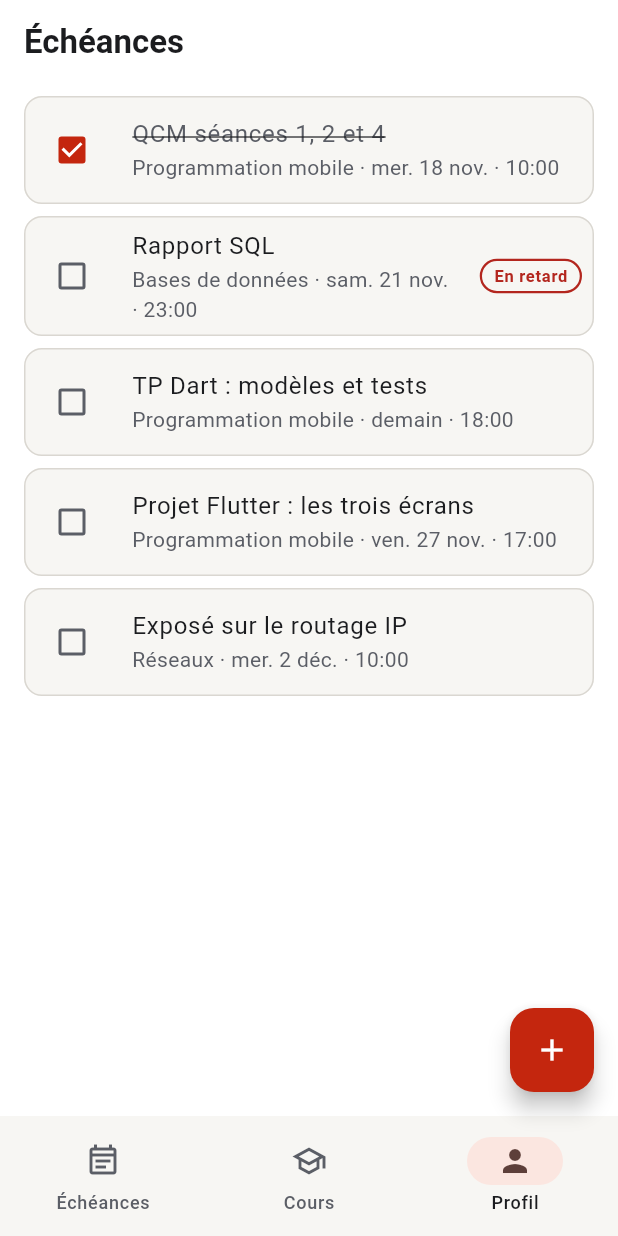
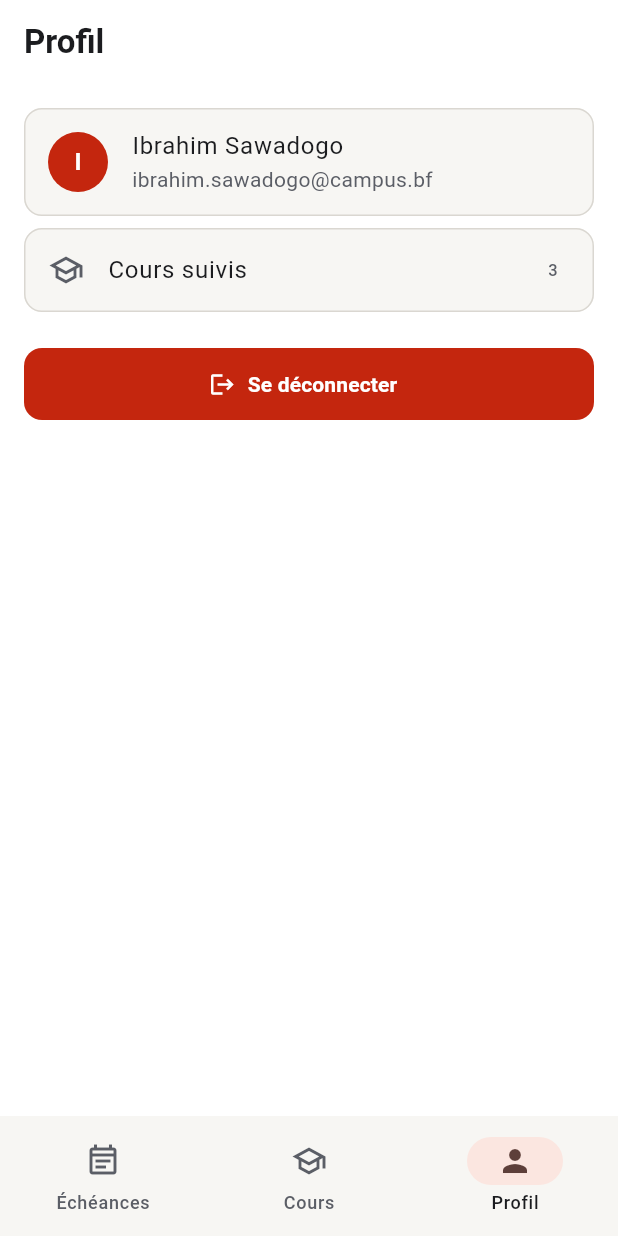
Before and after one commit to armelbelem/campusflow, a Flutter app: the screen it shows after launch, item 3 of the bottom bar chosen, on a phone screen of 412 x 824 dp. Run offline on Flutter 3.47's test engine with Material 3 defaults, Android fonts, the phone set to English and light mode, and no system bars; our stand-ins replace flutter_riverpod, go_router.

Commit message:
Séance 6 : routes GoRouter (/login, /taches, /taches/nouvelle, /taches/:id, /cours, /profil) et ShellRoute avec la barre de navigation
Co-Authored-By: Claude Opus 5.5 <noreply@anthropic.com>

```diff
--- /dev/null
+++ b/app/lib/core/app_shell.dart
@@ -0,0 +1,87 @@
+import 'package:flutter/material.dart';
+import 'package:go_router/go_router.dart';
+
+/// Les trois destinations de la barre de navigation.
+const _destinations = [
+  (
+    chemin: '/taches',
+    libelle: 'Échéances',
+    icone: Icons.event_note_outlined,
+    iconeActive: Icons.event_note,
+  ),
+  (
+    chemin: '/cours',
+    libelle: 'Cours',
+    icone: Icons.school_outlined,
+    iconeActive: Icons.school,
+  ),
+  (
+    chemin: '/profil',
+    libelle: 'Profil',
+    icone: Icons.person_outline,
+    iconeActive: Icons.person,
+  ),
+];
+
+/// Enveloppe des écrans principaux (ShellRoute) : barre de navigation en bas
+/// sur téléphone, rail à gauche à partir de 600 dp. Pas de Scaffold ici :
+/// chaque écran garde le sien.
+class AppShell extends StatelessWidget {
+  const AppShell({super.key, required this.chemin, required this.child});
+
+  final String chemin;
+  final Widget child;
+
+  @override
+  Widget build(BuildContext context) {
+    final index = _destinations
+        .indexWhere((d) => chemin.startsWith(d.chemin))
+        .clamp(0, _destinations.length - 1);
+    void aller(int i) => context.go(_destinations[i].chemin);
+
+    return Material(
+      child: LayoutBuilder(
+        builder: (context, constraints) {
+          if (constraints.maxWidth < 600) {
+            return Column(
+              children: [
+                Expanded(child: child),
+                NavigationBar(
+                  selectedIndex: index,
+                  onDestinationSelected: aller,
+                  destinations: [
+                    for (final d in _destinations)
+                      NavigationDestination(
+                        icon: Icon(d.icone),
+                        selectedIcon: Icon(d.iconeActive),
+                        label: d.libelle,
+                      ),
+                  ],
+                ),
+              ],
+            );
+          }
+          return Row(
+            children: [
+              NavigationRail(
+                selectedIndex: index,
+                onDestinationSelected: aller,
+                labelType: NavigationRailLabelType.all,
+                destinations: [
+                  for (final d in _destinations)
+                    NavigationRailDestination(
+                      icon: Icon(d.icone),
+                      selectedIcon: Icon(d.iconeActive),
+                      label: Text(d.libelle),
+                    ),
+                ],
+              ),
+              const VerticalDivider(width: 1),
+              Expanded(child: child),
+            ],
+          );
+        },
+      ),
+    );
+  }
+}
--- /dev/null
+++ b/app/lib/core/router.dart
@@ -0,0 +1,59 @@
+import 'package:campusflow_models/campusflow_models.dart';
+import 'package:flutter/material.dart';
+import 'package:flutter_riverpod/flutter_riverpod.dart';
+import 'package:go_router/go_router.dart';
+
+import '../features/auth/presentation/login_screen.dart';
+import '../features/cours/presentation/cours_screen.dart';
+import '../features/profil/presentation/profil_screen.dart';
+import '../features/taches/data/donnees_demo.dart';
+import '../features/taches/presentation/detail_tache_screen.dart';
+import '../features/taches/presentation/echeances_screen.dart';
+import '../features/taches/presentation/formulaire_tache_screen.dart';
+import 'app_shell.dart';
+
+final _racine = GlobalKey<NavigatorState>(debugLabel: 'racine');
+
+/// Les adresses de CampusFlow. Chaque écran est atteignable par son chemin.
+final routerProvider = Provider<GoRouter>((ref) {
+  return GoRouter(
+    navigatorKey: _racine,
+    initialLocation: '/taches',
+    routes: [
+      GoRoute(path: '/login', builder: (_, _) => const LoginScreen()),
+      // La barre de navigation entoure les trois destinations principales.
+      ShellRoute(
+        builder: (context, state, child) =>
+            AppShell(chemin: state.uri.path, child: child),
+        routes: [
+          GoRoute(
+            path: '/taches',
+            builder: (_, _) => const EcheancesScreen(),
+            routes: [
+              // « nouvelle » est déclarée avant « :id », sinon elle serait
+              // lue comme un identifiant.
+              GoRoute(
+                path: 'nouvelle',
+                parentNavigatorKey: _racine,
+                builder: (_, _) => FormulaireTacheScreen(
+                  cours: coursDemo,
+                  onEnregistrer: (_) async {},
+                ),
+              ),
+              GoRoute(
+                path: ':id',
+                parentNavigatorKey: _racine,
+                builder: (_, state) => DetailTachePage(
+                  id: state.pathParameters['id']!,
+                  initiale: state.extra as Task?,
+                ),
+              ),
+            ],
+          ),
+          GoRoute(path: '/cours', builder: (_, _) => const CoursScreen()),
+          GoRoute(path: '/profil', builder: (_, _) => const ProfilScreen()),
+        ],
+      ),
+    ],
+  );
+});
--- /dev/null
+++ b/app/lib/features/profil/presentation/profil_screen.dart
@@ -0,0 +1,57 @@
+import 'package:campusflow_models/campusflow_models.dart';
+import 'package:flutter/material.dart';
+import 'package:go_router/go_router.dart';
+
+import '../../../core/theme.dart';
+
+/// Utilisateur de démonstration : le persona de la séance 2.
+final _utilisateurDemo = User(
+  id: 'u1',
+  nom: 'Ibrahim Sawadogo',
+  email: 'ibrahim.sawadogo@campus.bf',
+  coursIds: const ['c1', 'c2', 'c3'],
+);
+
+/// Écran Profil : compte et déconnexion.
+class ProfilScreen extends StatelessWidget {
+  const ProfilScreen({super.key});
+
+  @override
+  Widget build(BuildContext context) {
+    final theme = Theme.of(context);
+    final u = _utilisateurDemo;
+    return Scaffold(
+      appBar: AppBar(title: const Text('Profil')),
+      body: ListView(
+        padding: const EdgeInsets.all(CampusSpacing.m),
+        children: [
+          Card(
+            child: ListTile(
+              leading: CircleAvatar(
+                backgroundColor: theme.colorScheme.primary,
+                foregroundColor: theme.colorScheme.onPrimary,
+                child: Text(u.nom.substring(0, 1)),
+              ),
+              title: Text(u.nom),
+              subtitle: Text(u.email),
+            ),
+          ),
+          const SizedBox(height: CampusSpacing.s),
+          Card(
+            child: ListTile(
+              leading: const Icon(Icons.school_outlined),
+              title: const Text('Cours suivis'),
+              trailing: Text('${u.coursIds.length}'),
+            ),
+          ),
+          const SizedBox(height: CampusSpacing.l),
+          FilledButton.icon(
+            onPressed: () => context.go('/login'),
+            icon: const Icon(Icons.logout),
+            label: const Text('Se déconnecter'),
+          ),
+        ],
+      ),
+    );
+  }
+}
--- a/app/lib/features/taches/presentation/echeances_screen.dart
+++ b/app/lib/features/taches/presentation/echeances_screen.dart
@@ -1,12 +1,13 @@
 import 'package:campusflow_models/campusflow_models.dart';
 import 'package:flutter/material.dart';
+import 'package:go_router/go_router.dart';
 
 import '../data/donnees_demo.dart';
 import 'detail_tache_screen.dart';
-import 'formulaire_tache_screen.dart';
 import 'widgets/liste_taches.dart';
 
-/// Écran Échéances (séance 5) : la liste vit dans l'écran, gérée par setState.
+/// Écran Échéances. La liste vit encore dans l'écran (setState) : le détail
+/// et le formulaire lui renvoient leur résultat par la navigation.
 class EcheancesScreen extends StatefulWidget {
   const EcheancesScreen({super.key});
 
@@ -16,7 +17,6 @@ class EcheancesScreen extends StatefulWidget {
 
 class _EcheancesScreenState extends State<EcheancesScreen> {
   var _taches = tachesDemo();
-  var _onglet = 0;
   String? _idSelectionne;
 
   void _basculer(Task tache) {
@@ -28,37 +28,18 @@ class _EcheancesScreenState extends State<EcheancesScreen> {
     });
   }
 
-  void _ouvrir(Task tache) {
-    final cours = coursDemo.where((c) => c.id == tache.coursId).firstOrNull;
-    Navigator.of(context).push(
-      MaterialPageRoute<void>(
-        builder: (context) => DetailTacheScreen(
-          tache: tache,
-          cours: cours,
-          onMarquerFait: () {
-            _basculer(tache);
-            Navigator.of(context).pop();
-          },
-        ),
-      ),
-    );
+  Future<void> _ouvrir(Task tache) async {
+    final fait = await context.push<bool>('/taches/${tache.id}', extra: tache);
+    if (fait ?? false) _basculer(tache);
   }
 
-  void _nouvelleTache() {
-    Navigator.of(context).push(
-      MaterialPageRoute<void>(
-        fullscreenDialog: true,
-        builder: (context) => FormulaireTacheScreen(
-          cours: coursDemo,
-          onEnregistrer: (tache) async {
-            setState(() {
-              _taches = [..._taches, tache]
-                ..sort((a, b) => a.echeance.compareTo(b.echeance));
-            });
-          },
-        ),
-      ),
-    );
+  Future<void> _nouvelleTache() async {
+    final tache = await context.push<Task>('/taches/nouvelle');
+    if (tache == null) return;
+    setState(() {
+      _taches = [..._taches, tache]
+        ..sort((a, b) => a.echeance.compareTo(b.echeance));
+    });
   }
 
   @override
@@ -115,27 +96,6 @@ class _EcheancesScreenState extends State<EcheancesScreen> {
         tooltip: 'Nouvelle tâche',
         child: const Icon(Icons.add),
       ),
-      bottomNavigationBar: NavigationBar(
-        selectedIndex: _onglet,
-        onDestinationSelected: (i) => setState(() => _onglet = i),
-        destinations: const [
-          NavigationDestination(
-            icon: Icon(Icons.event_note_outlined),
-            selectedIcon: Icon(Icons.event_note),
-            label: 'Échéances',
-          ),
-          NavigationDestination(
-            icon: Icon(Icons.school_outlined),
-            selectedIcon: Icon(Icons.school),
-            label: 'Cours',
-          ),
-          NavigationDestination(
-            icon: Icon(Icons.person_outline),
-            selectedIcon: Icon(Icons.person),
-            label: 'Profil',
-          ),
-        ],
-      ),
     );
   }
 }
--- a/app/lib/features/taches/presentation/formulaire_tache_screen.dart
+++ b/app/lib/features/taches/presentation/formulaire_tache_screen.dart
@@ -87,7 +87,7 @@ class _FormulaireTacheScreenState extends State<FormulaireTacheScreen> {
       messenger.showSnackBar(
         SnackBar(content: Text('Tâche « ${tache.titre} » ajoutée')),
       );
-      navigator.pop();
+      navigator.pop(tache);
     } catch (e) {
       messenger.showSnackBar(
         SnackBar(content: Text("La tâche n'a pas pu être enregistrée : $e")),
@@ -125,6 +125,8 @@ class _FormulaireTacheScreenState extends State<FormulaireTacheScreen> {
                 const SizedBox(height: CampusSpacing.m),
                 DropdownButtonFormField<String>(
                   initialValue: _coursId,
+                  // Un intitulé long se coupe au lieu de déborder.
+                  isExpanded: true,
                   decoration: const InputDecoration(labelText: 'Cours'),
                   items: [
                     for (final c in widget.cours)
--- a/app/lib/main.dart
+++ b/app/lib/main.dart
@@ -3,8 +3,8 @@ import 'package:flutter_localizations/flutter_localizations.dart';
 import 'package:flutter_riverpod/flutter_riverpod.dart';
 import 'package:intl/date_symbol_data_local.dart';
 
+import 'core/router.dart';
 import 'core/theme.dart';
-import 'features/taches/presentation/echeances_screen.dart';
 
 Future<void> main() async {
   WidgetsFlutterBinding.ensureInitialized();
@@ -14,12 +14,12 @@ Future<void> main() async {
   runApp(const ProviderScope(child: CampusFlowApp()));
 }
 
-class CampusFlowApp extends StatelessWidget {
+class CampusFlowApp extends ConsumerWidget {
   const CampusFlowApp({super.key});
 
   @override
-  Widget build(BuildContext context) {
-    return MaterialApp(
+  Widget build(BuildContext context, WidgetRef ref) {
+    return MaterialApp.router(
       title: 'CampusFlow',
       debugShowCheckedModeBanner: false,
       theme: campusTheme(),
@@ -27,7 +27,7 @@ class CampusFlowApp extends StatelessWidget {
       locale: const Locale('fr'),
       supportedLocales: const [Locale('fr'), Locale('en')],
       localizationsDelegates: GlobalMaterialLocalizations.delegates,
-      home: const EcheancesScreen(),
+      routerConfig: ref.watch(routerProvider),
     );
   }
 }
```
Also changed, not shown: app/lib/features/auth/presentation/login_screen.dart (added, +101 -0 lines), app/lib/features/cours/presentation/cours_screen.dart (added, +38 -0 lines), app/lib/features/taches/presentation/detail_tache_screen.dart (+26 -0 lines), 1 other file.
